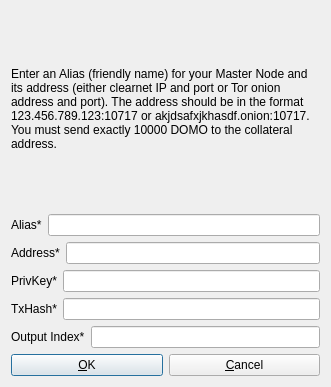
Qt form src/qt/forms/createmasternodedlg.ui (Alonewolf-123/DOMO-Core) before a commit.
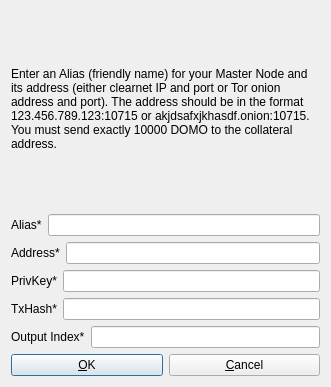
The same form after that commit.

Diff of the .ui file:
```diff
--- a/src/qt/forms/createmasternodedlg.ui
+++ b/src/qt/forms/createmasternodedlg.ui
@@ -26,7 +26,7 @@
       </sizepolicy>
      </property>
      <property name="text">
-      <string>&lt;html&gt;&lt;head/&gt;&lt;body&gt;&lt;p&gt;Enter an Alias (friendly name) for your Master Node and its address (either clearnet IP and port or Tor onion address and port). The address should be in the format 123.456.789.123:10717 or akjdsafxjkhasdf.onion:10717. You must send exactly 10000 DOMO to the collateral address.&lt;/p&gt;&lt;/body&gt;&lt;/html&gt;</string>
+      <string>&lt;html&gt;&lt;head/&gt;&lt;body&gt;&lt;p&gt;Enter an Alias (friendly name) for your Master Node and its address (either clearnet IP and port or Tor onion address and port). The address should be in the format 123.456.789.123:10715 or akjdsafxjkhasdf.onion:10715. You must send exactly 10000 DOMO to the collateral address.&lt;/p&gt;&lt;/body&gt;&lt;/html&gt;</string>
      </property>
      <property name="wordWrap">
       <bool>true</bool>
```
